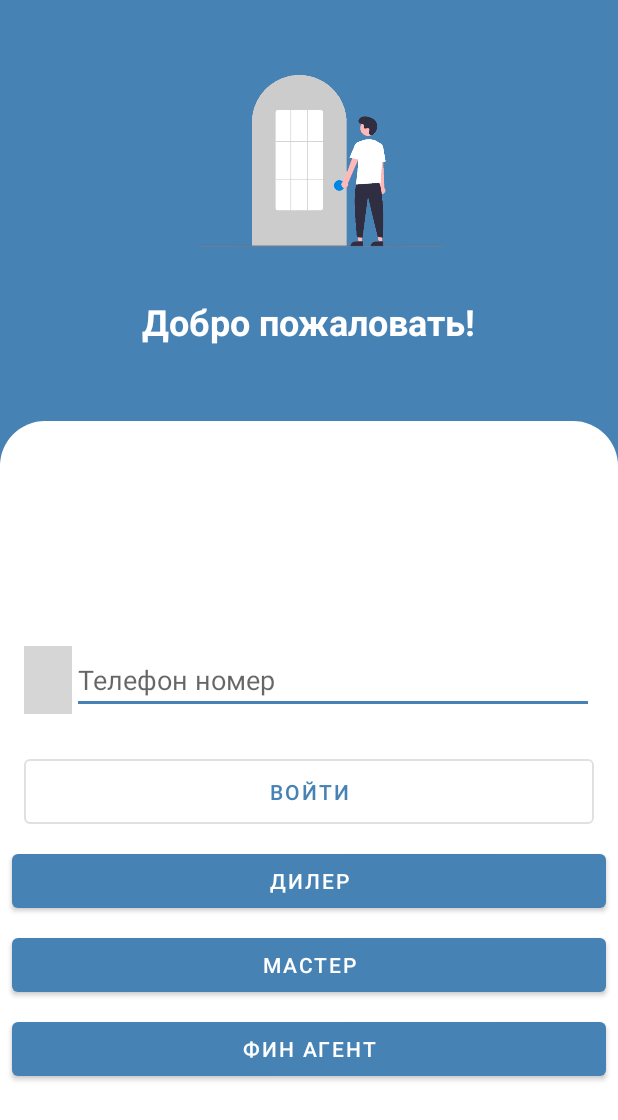
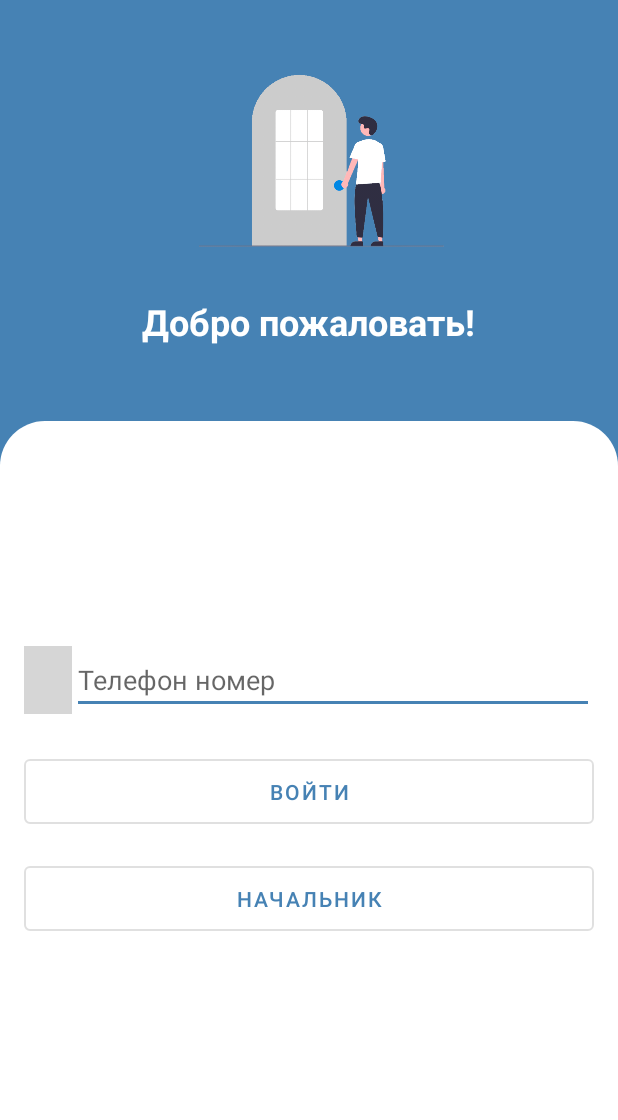
Before and after one commit to azokarta/aura-mobile-android, an Android app: the AuthorizationActivity screen opened directly, with no data from a screen before it, on a phone screen of 412 x 824 dp. Shown: the top 1120 px of the screen. Run offline under Robolectric (Android 15) with nearby library versions, the phone set to English and light mode, and no system bars; libraries missing offline, so code that uses them is left out: com.jakewharton.retrofit2; plain views replace CountryCodePicker; 3 statements that could not run were skipped; grey boxes are pictures that could not be loaded.

Commit message:
changed auth buttons to chief

```diff
--- a/employee/src/main/java/kz/aura/merp/employee/activity/ChiefActivity.kt
+++ b/employee/src/main/java/kz/aura/merp/employee/activity/ChiefActivity.kt
@@ -24,7 +24,7 @@ class ChiefActivity : AppCompatActivity() {
     private fun signInToAccount(position: StaffPosition) {
         val staffId = staffId.text.toString()
         if (staffId.isNotEmpty()) {
-            saveDataByKey(this, staffId, "staffId")
+            saveDataByKey(this, staffId.toLong(), "staffId")
 
             when (position) {
                 StaffPosition.DEALER -> goToActivity(DealerActivity())
--- a/employee/src/main/res/layout/activity_authorization.xml
+++ b/employee/src/main/res/layout/activity_authorization.xml
@@ -56,49 +56,16 @@
             app:layout_constraintStart_toStartOf="@+id/ccp"
             app:layout_constraintTop_toBottomOf="@+id/phone_number_edit_text" />
 
-        <Button
+        <com.google.android.material.button.MaterialButton
             android:id="@+id/button2"
+            style="?attr/materialButtonOutlinedStyle"
             android:layout_width="0dp"
-            android:layout_height="wrap_content"
-            android:layout_marginStart="8dp"
-            android:layout_marginLeft="8dp"
-            android:layout_marginTop="8dp"
-            android:layout_marginEnd="8dp"
-            android:layout_marginRight="8dp"
-            android:text="Дилер"
-            app:layout_constraintEnd_toEndOf="parent"
-            app:layout_constraintStart_toStartOf="parent"
+            android:layout_height="55dp"
+            android:layout_marginTop="16dp"
+            android:text="Начальник"
+            app:layout_constraintEnd_toEndOf="@+id/sign_in_btn"
+            app:layout_constraintStart_toStartOf="@+id/sign_in_btn"
             app:layout_constraintTop_toBottomOf="@+id/sign_in_btn" />
-
-        <Button
-            android:id="@+id/button3"
-            android:layout_width="0dp"
-            android:layout_height="wrap_content"
-            android:layout_marginStart="8dp"
-            android:layout_marginLeft="8dp"
-            android:layout_marginTop="8dp"
-            android:layout_marginEnd="8dp"
-            android:layout_marginRight="8dp"
-            android:text="Мастер"
-            app:layout_constraintEnd_toEndOf="parent"
-            app:layout_constraintHorizontal_bias="1.0"
-            app:layout_constraintStart_toStartOf="parent"
-            app:layout_constraintTop_toBottomOf="@+id/button2" />
-
-        <Button
-            android:id="@+id/button4"
-            android:layout_width="0dp"
-            android:layout_height="wrap_content"
-            android:layout_marginStart="8dp"
-            android:layout_marginLeft="8dp"
-            android:layout_marginTop="8dp"
-            android:layout_marginEnd="8dp"
-            android:layout_marginRight="8dp"
-            android:text="Фин агент"
-            app:layout_constraintEnd_toEndOf="parent"
-            app:layout_constraintHorizontal_bias="0.0"
-            app:layout_constraintStart_toStartOf="parent"
-            app:layout_constraintTop_toBottomOf="@+id/button3" />
 
 
     </androidx.constraintlayout.widget.ConstraintLayout>
```
Also changed, not shown: employee/src/main/java/kz/aura/merp/employee/activity/AuthorizationActivity.kt (+1 -14 lines), employee/src/main/res/layout/fin_agent_card.xml (+12 -3 lines).
